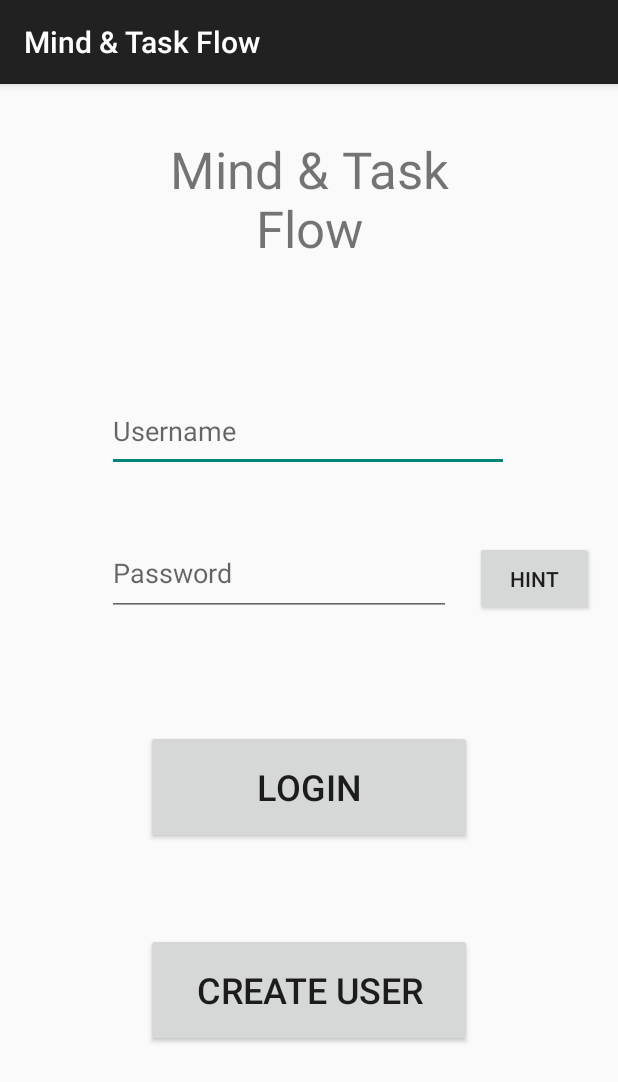
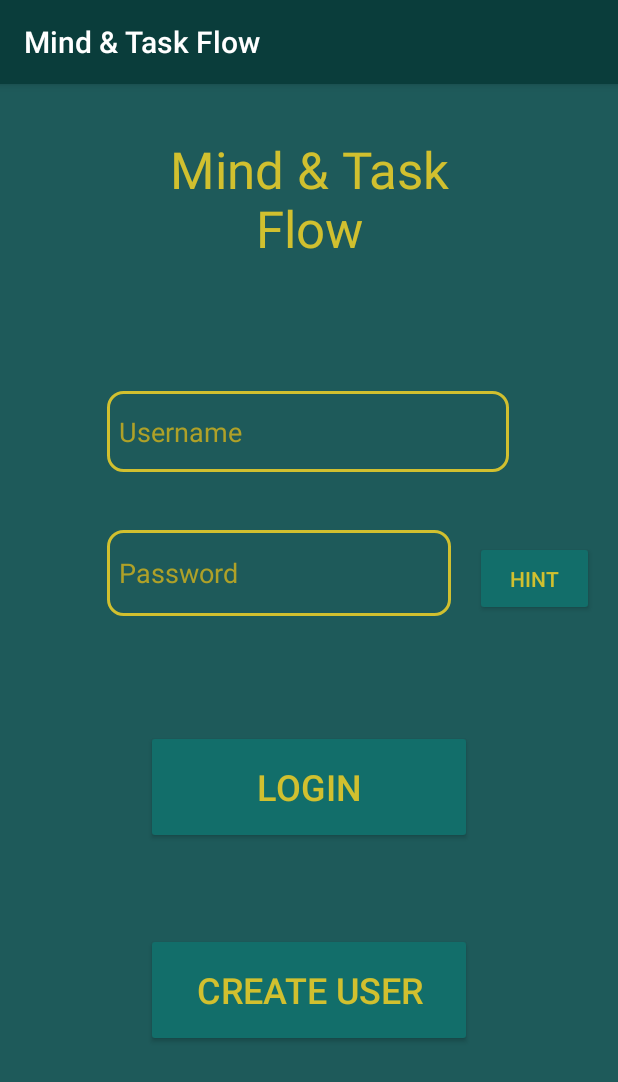
Before and after one commit to L0rdxavi97/Mind-TaskFlow, an Android app: the screen it shows after launch (MainActivity), on a phone screen of 412 x 824 dp. Shown: the top 1082 px of the screen. Run offline under Robolectric (Android 15) with nearby library versions, the phone set to English and light mode, and no system bars; our stand-ins replace Volley.

Commit message:
change design commit

```diff
--- a/ProyectoMind&TaskFlow/app/build.gradle.kts
+++ b/ProyectoMind&TaskFlow/app/build.gradle.kts
@@ -10,8 +10,8 @@ android {
         applicationId = "com.proyectomindtaskflow"
         minSdk = 29
         targetSdk = 34
-        versionCode = 3
-        versionName = "1.0.2"
+        versionCode = 5
+        versionName = "1.1.0"
 
         testInstrumentationRunner = "androidx.test.runner.AndroidJUnitRunner"
     }
--- a/ProyectoMind&TaskFlow/app/src/main/AndroidManifest.xml
+++ b/ProyectoMind&TaskFlow/app/src/main/AndroidManifest.xml
@@ -20,7 +20,7 @@
         android:networkSecurityConfig="@xml/network_security_config"
         android:roundIcon="@drawable/logo"
         android:supportsRtl="true"
-        android:theme="@style/Theme.AppCompat.DayNight.DarkActionBar"
+        android:theme="@style/Base.Theme.ProyectoMindTaskFlow"
         tools:targetApi="31">
         <receiver
             android:name="com.proyectomindtaskflow.MyReceiver"
--- /dev/null
+++ b/ProyectoMind&TaskFlow/app/src/main/res/drawable/checked_checkbox.xml
@@ -0,0 +1,4 @@
+<shape xmlns:android="http://schemas.android.com/apk/res/android">
+    <solid android:color="#D1C02F"/>
+    <size android:width="20dp" android:height="20dp"/>
+</shape>
--- /dev/null
+++ b/ProyectoMind&TaskFlow/app/src/main/res/drawable/custom_checkbox_selector.xml
@@ -0,0 +1,5 @@
+<!-- res/drawable/custom_checkbox_selector.xml -->
+<selector xmlns:android="http://schemas.android.com/apk/res/android">
+    <item android:state_checked="true" android:drawable="@drawable/checked_checkbox" />
+    <item android:state_checked="false" android:drawable="@drawable/unchecked_checkbox" />
+</selector>
--- /dev/null
+++ b/ProyectoMind&TaskFlow/app/src/main/res/drawable/custom_edittext_border.xml
@@ -0,0 +1,12 @@
+<!-- res/drawable/custom_edittext_border.xml -->
+<selector xmlns:android="http://schemas.android.com/apk/res/android">
+    <item>
+        <shape android:shape="rectangle">
+            <solid android:color="@android:color/transparent" />
+            <stroke
+                android:width="2dp"
+                android:color="#D1C02F" />
+            <corners android:radius="10dp" />
+        </shape>
+    </item>
+</selector>
--- /dev/null
+++ b/ProyectoMind&TaskFlow/app/src/main/res/drawable/custom_switch_thumb.xml
@@ -0,0 +1,6 @@
+<!-- res/drawable/custom_switch_thumb.xml -->
+<shape xmlns:android="http://schemas.android.com/apk/res/android">
+    <solid android:color="#D1C02F" />
+    <size android:width="40dp" android:height="30dp"/>
+    <corners android:radius="40dp"/>
+</shape>
--- /dev/null
+++ b/ProyectoMind&TaskFlow/app/src/main/res/drawable/custom_switch_track.xml
@@ -0,0 +1,5 @@
+<!-- res/drawable/custom_switch_track.xml -->
+<shape xmlns:android="http://schemas.android.com/apk/res/android">
+    <solid android:color="#958922"/>
+    <corners android:radius="20dp"/>
+</shape>
--- /dev/null
+++ b/ProyectoMind&TaskFlow/app/src/main/res/drawable/unchecked_checkbox.xml
@@ -0,0 +1,5 @@
+<shape xmlns:android="http://schemas.android.com/apk/res/android">
+    <solid android:color="#FFFFFF"/>
+    <stroke android:width="2dp" android:color="#D1C02F"/>
+    <size android:width="20dp" android:height="20dp"/>
+</shape>
--- a/ProyectoMind&TaskFlow/app/src/main/res/layout/activity_listactivity.xml
+++ b/ProyectoMind&TaskFlow/app/src/main/res/layout/activity_listactivity.xml
@@ -52,12 +52,16 @@
 
         <Switch
             android:id="@+id/cambiador"
-            android:layout_width="5dp"
+            android:layout_width="15dp"
             android:layout_height="wrap_content"
             android:layout_weight="1"
+            android:checked="false"
             android:gravity="center_vertical"
             android:minHeight="48dp"
-            android:textSize="0dp" />
+            android:textSize="0dp"
+            android:thumb="@drawable/custom_switch_thumb"
+            android:track="@drawable/custom_switch_track"
+            android:translationY="6dp" />
 
         <TextView
             android:id="@+id/textViewtarea"
--- a/ProyectoMind&TaskFlow/app/src/main/res/values-night/themes.xml
+++ b/ProyectoMind&TaskFlow/app/src/main/res/values-night/themes.xml
@@ -1,6 +1,6 @@
 <resources xmlns:tools="http://schemas.android.com/tools">
     <!-- Base application theme. -->
-    <style name="Base.Theme.ProyectoMindTaskFlow" parent="Theme.Material3.DayNight.NoActionBar">
+    <style name="Base.Theme.ProyectoMindTaskFlow" parent="Theme.AppCompat.DayNight.DarkActionBar">
         <!-- Customize your dark theme here. -->
         <!-- <item name="colorPrimary">@color/my_dark_primary</item> -->
     </style>
--- a/ProyectoMind&TaskFlow/app/src/main/res/values/themes.xml
+++ b/ProyectoMind&TaskFlow/app/src/main/res/values/themes.xml
@@ -1,9 +1,44 @@
 <resources xmlns:tools="http://schemas.android.com/tools">
     <!-- Base application theme. -->
-    <style name="Base.Theme.ProyectoMindTaskFlow" parent="Theme.Material3.DayNight.NoActionBar">
+    <style name="Base.Theme.ProyectoMindTaskFlow" parent="Theme.AppCompat.DayNight.DarkActionBar">
         <!-- Customize your light theme here. -->
-        <!-- <item name="colorPrimary">@color/my_light_primary</item> -->
+         <item name="colorPrimary">#0A3D3B</item>
+         <item name="colorButtonNormal">#126E6A</item>
+        <item name="buttonStyle">@style/ButtonStyle.ProyectoMindTaskFlow</item>
+        <item name="android:textViewStyle">@style/textview.ProyectoMindTaskFlow</item>
+        <item name="editTextStyle">@style/edittext.ProyectoMindTaskFlow</item>
+        <item name="checkboxStyle">@style/cb.ProyectoMindTaskFlow</item>
+        <item name="switchStyle">@style/switch.ProyectoMindTaskFlow</item>
+        <item name="android:windowBackground">#1E5A5A</item>
     </style>
 
     <style name="Theme.ProyectoMindTaskFlow" parent="Base.Theme.ProyectoMindTaskFlow" />
+
+    <style name="ButtonStyle.ProyectoMindTaskFlow" parent="Widget.AppCompat.Button">
+        <item name="android:textColor">#D1C02F</item>
+    </style>
+
+    <style name="textview.ProyectoMindTaskFlow" parent="Widget.AppCompat.TextView">
+        <item name="android:textColor">#D1C02F</item>
+    </style>
+
+    <style name="edittext.ProyectoMindTaskFlow" parent="Widget.AppCompat.EditText">
+        <item name="android:textColor">#D1C02F</item>
+        <item name="android:textColorHint">#AFA128</item>
+        <item name="android:background">@drawable/custom_edittext_border</item>
+        <item name="android:paddingStart">8dp</item>
+    </style>
+
+    <style name="cb.ProyectoMindTaskFlow" parent="Widget.AppCompat.CompoundButton.CheckBox">
+        <item name="android:textColor">#D1C02F</item>
+        <item name="android:button">@drawable/custom_checkbox_selector</item>
+        <item name="android:paddingStart">8dp</item>
+        <item name="android:paddingEnd">8dp</item>
+    </style>
+
+    <style name="switch.ProyectoMindTaskFlow" parent="Widget.AppCompat.CompoundButton.Switch">
+        <item name="android:thumb">@drawable/custom_switch_thumb</item>
+        <item name="android:track">@drawable/custom_switch_track</item>
+    </style>
+
 </resources>
```
